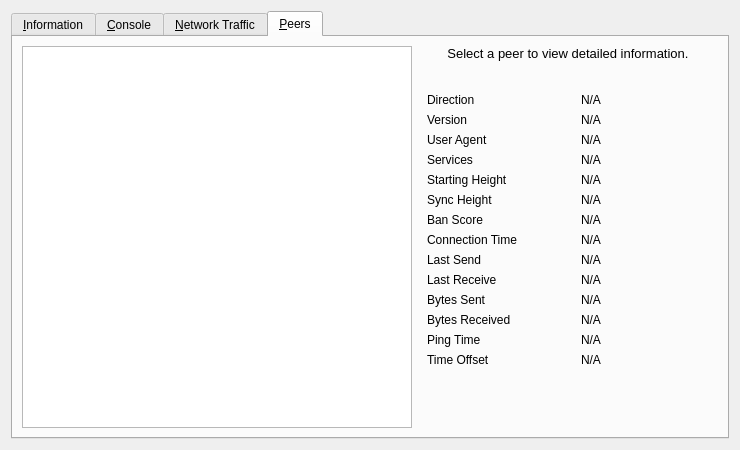
First picture: the form in src/qt/forms/rpcconsole.ui, repository PWRcoin/PWRcoinClassic, before the edit.
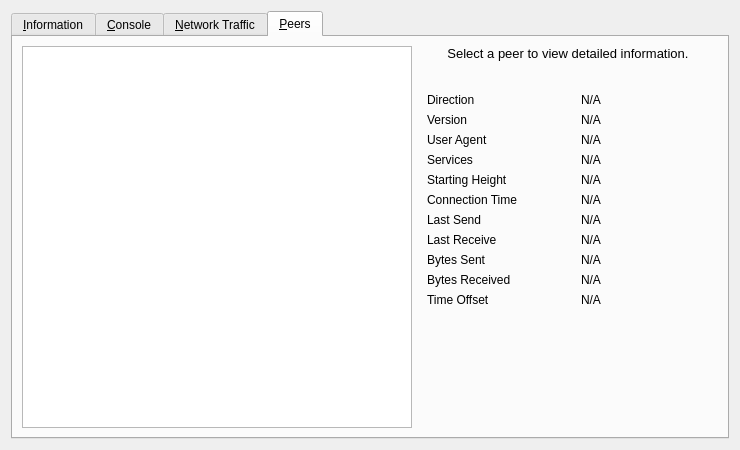
Second picture: the form after the edit. The open tabs and pages were chosen to show the change. Icons and pictures are not drawn. Custom widgets are drawn as their Qt base class.

Commit message: Peer Table cleanup, initial coding is now complete

Patch:
```diff
--- a/src/qt/forms/rpcconsole.ui
+++ b/src/qt/forms/rpcconsole.ui
@@ -877,59 +877,13 @@
            </widget>
           </item>
           <item row="6" column="0">
-           <widget class="QLabel" name="label_27">
-            <property name="text">
-             <string>Sync Height</string>
-            </property>
-           </widget>
-          </item>
-          <item row="6" column="2">
-           <widget class="QLabel" name="peerSyncHeight">
-            <property name="cursor">
-             <cursorShape>IBeamCursor</cursorShape>
-            </property>
-            <property name="text">
-             <string>N/A</string>
-            </property>
-            <property name="textFormat">
-             <enum>Qt::PlainText</enum>
-            </property>
-            <property name="textInteractionFlags">
-             <set>Qt::LinksAccessibleByMouse|Qt::TextSelectableByKeyboard|Qt::TextSelectableByMouse</set>
-            </property>
-           </widget>
-          </item>
-          <item row="7" column="0">
-           <widget class="QLabel" name="label_24">
-            <property name="text">
-             <string>Ban Score</string>
-            </property>
-           </widget>
-          </item>
-          <item row="7" column="2">
-           <widget class="QLabel" name="peerBanScore">
-            <property name="cursor">
-             <cursorShape>IBeamCursor</cursorShape>
-            </property>
-            <property name="text">
-             <string>N/A</string>
-            </property>
-            <property name="textFormat">
-             <enum>Qt::PlainText</enum>
-            </property>
-            <property name="textInteractionFlags">
-             <set>Qt::LinksAccessibleByMouse|Qt::TextSelectableByKeyboard|Qt::TextSelectableByMouse</set>
-            </property>
-           </widget>
-          </item>
-          <item row="8" column="0">
            <widget class="QLabel" name="label_22">
             <property name="text">
              <string>Connection Time</string>
             </property>
            </widget>
           </item>
-          <item row="8" column="2">
+          <item row="6" column="2">
            <widget class="QLabel" name="peerConnTime">
             <property name="cursor">
              <cursorShape>IBeamCursor</cursorShape>
@@ -945,14 +899,14 @@
             </property>
            </widget>
           </item>
-          <item row="9" column="0">
+          <item row="7" column="0">
            <widget class="QLabel" name="label_15">
             <property name="text">
              <string>Last Send</string>
             </property>
            </widget>
           </item>
-          <item row="9" column="2">
+          <item row="7" column="2">
            <widget class="QLabel" name="peerLastSend">
             <property name="cursor">
              <cursorShape>IBeamCursor</cursorShape>
@@ -968,14 +922,14 @@
             </property>
            </widget>
           </item>
-          <item row="10" column="0">
+          <item row="8" column="0">
            <widget class="QLabel" name="label_19">
             <property name="text">
              <string>Last Receive</string>
             </property>
            </widget>
           </item>
-          <item row="10" column="2">
+          <item row="8" column="2">
            <widget class="QLabel" name="peerLastRecv">
             <property name="cursor">
              <cursorShape>IBeamCursor</cursorShape>
@@ -991,14 +945,14 @@
             </property>
            </widget>
           </item>
-          <item row="11" column="0">
+          <item row="9" column="0">
            <widget class="QLabel" name="label_18">
             <property name="text">
              <string>Bytes Sent</string>
             </property>
            </widget>
           </item>
-          <item row="11" column="2">
+          <item row="9" column="2">
            <widget class="QLabel" name="peerBytesSent">
             <property name="cursor">
              <cursorShape>IBeamCursor</cursorShape>
@@ -1014,14 +968,14 @@
             </property>
            </widget>
           </item>
-          <item row="12" column="0">
+          <item row="10" column="0">
            <widget class="QLabel" name="label_20">
             <property name="text">
              <string>Bytes Received</string>
             </property>
            </widget>
           </item>
-          <item row="12" column="2">
+          <item row="10" column="2">
            <widget class="QLabel" name="peerBytesRecv">
             <property name="cursor">
              <cursorShape>IBeamCursor</cursorShape>
@@ -1037,37 +991,14 @@
             </property>
            </widget>
           </item>
-          <item row="13" column="0">
-           <widget class="QLabel" name="label_26">
-            <property name="text">
-             <string>Ping Time</string>
-            </property>
-           </widget>
-          </item>
-          <item row="13" column="2">
-           <widget class="QLabel" name="peerPingTime">
-            <property name="cursor">
-             <cursorShape>IBeamCursor</cursorShape>
-            </property>
-            <property name="text">
-             <string>N/A</string>
-            </property>
-            <property name="textFormat">
-             <enum>Qt::PlainText</enum>
-            </property>
-            <property name="textInteractionFlags">
-             <set>Qt::LinksAccessibleByMouse|Qt::TextSelectableByKeyboard|Qt::TextSelectableByMouse</set>
-            </property>
-           </widget>
-          </item>
-          <item row="14" column="0">
+          <item row="11" column="0">
            <widget class="QLabel" name="label_timeoffset">
             <property name="text">
              <string>Time Offset</string>
             </property>
            </widget>
           </item>
-          <item row="14" column="2">
+          <item row="11" column="2">
            <widget class="QLabel" name="timeoffset">
             <property name="cursor">
              <cursorShape>IBeamCursor</cursorShape>
@@ -1083,7 +1014,7 @@
             </property>
            </widget>
           </item>
-          <item row="15" column="1">
+          <item row="12" column="1">
            <spacer name="verticalSpacer_3">
             <property name="orientation">
              <enum>Qt::Vertical</enum>
```
The commit also changes 4 other files.
